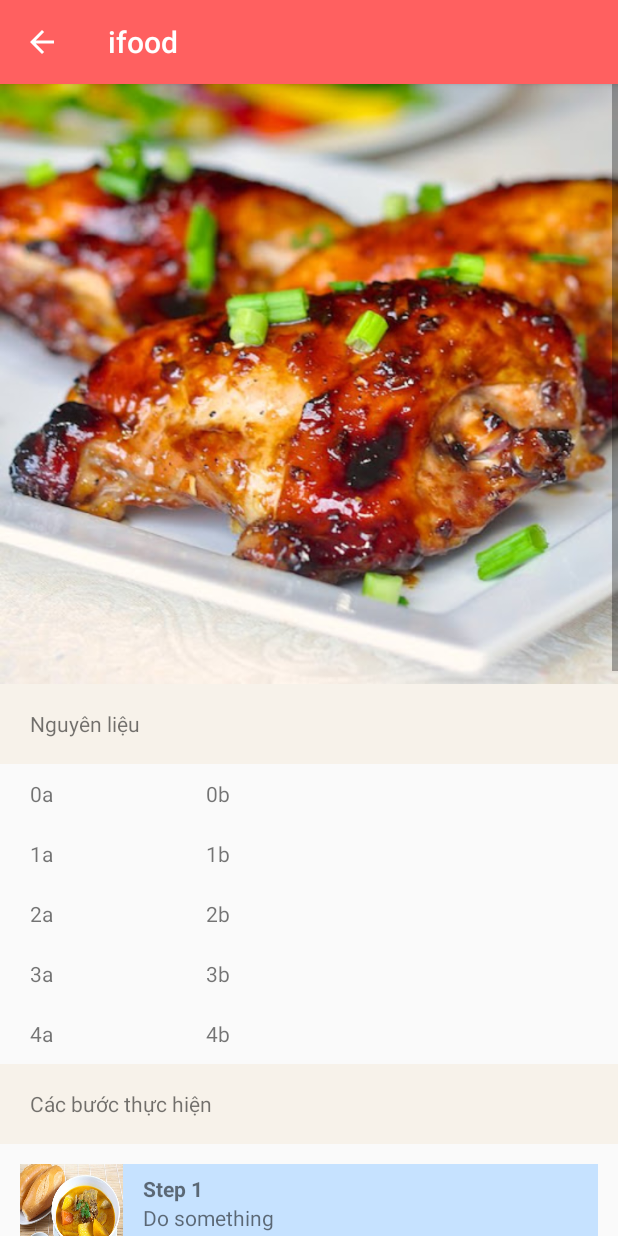
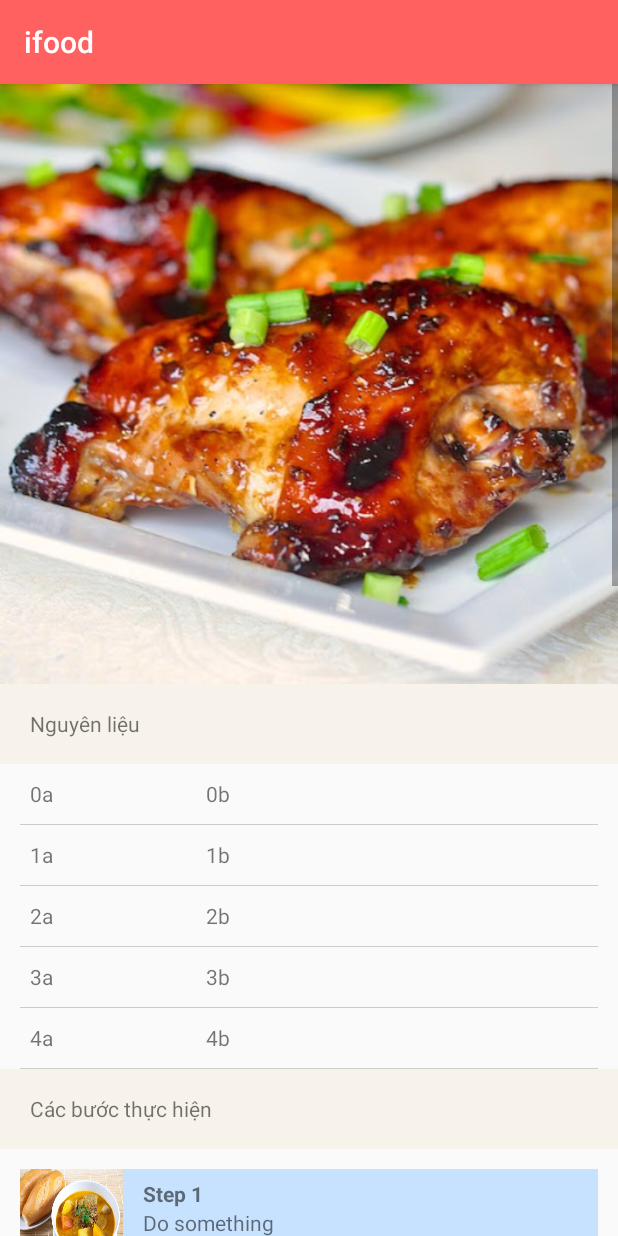
Before and after one commit to firepaperbird/project_iFood, an Android app: the mainMenuActivity screen opened directly, with no data from a screen before it, after a tap on "Honey Soy Chicken Breasts", on a phone screen of 412 x 824 dp. Run offline under Robolectric (Android 15) with nearby library versions, the light colour scheme and no system bars; 1 other tap on this screen came first.

Commit message:
Detail update

```diff
--- a/app/src/main/java/com/ifood/ifood/detailFoodActivity.java
+++ b/app/src/main/java/com/ifood/ifood/detailFoodActivity.java
@@ -3,19 +3,27 @@ package com.ifood.ifood;
 import android.content.Intent;
 import android.graphics.Color;
 import android.graphics.Typeface;
+import android.support.v4.content.res.ResourcesCompat;
+import android.support.v4.widget.NestedScrollView;
+import android.support.v4.widget.SlidingPaneLayout;
 import android.support.v7.app.AppCompatActivity;
 import android.os.Bundle;
 import android.view.Gravity;
-import android.view.MenuItem;
+import android.view.View;
 import android.view.ViewGroup;
 import android.widget.ArrayAdapter;
+import android.widget.FrameLayout;
 import android.widget.GridLayout;
+import android.widget.HorizontalScrollView;
 import android.widget.LinearLayout;
 import android.widget.ListView;
+import android.widget.ScrollView;
 import android.widget.TextView;
 
 import com.ifood.ifood.data.Dish;
+import com.ifood.ifood.ultil.MoveToDetailView;
 
+import java.io.Serializable;
 import java.util.ArrayList;
 import java.util.List;
 
@@ -29,25 +37,13 @@ public class detailFoodActivity extends AppCompatActivity {
         setContentView(R.layout.activity_detail_food);
 
         setDetail();
-
-        getSupportActionBar().setDisplayHomeAsUpEnabled(true);
-    }
-
-    @Override
-    public boolean onOptionsItemSelected(MenuItem item) {
-        switch (item.getItemId()) {
-            case android.R.id.home:
-                finish();
-                return true;
-            default:
-                return super.onOptionsItemSelected(item);
-        }
     }
 
     private void setDetail(){
         //Set image food
         Intent intent = getIntent();
-        Dish dish = (Dish)intent.getSerializableExtra("dish");
+        final Dish dish = (Dish)intent.getSerializableExtra("dish");
+        final List<Dish> dishList = (List<Dish>)intent.getSerializableExtra("listDish");
 
         TextView imgMain = findViewById(R.id.imgMain);
         imgMain.setBackgroundResource(dish.getImage());
@@ -84,15 +80,17 @@ public class detailFoodActivity extends AppCompatActivity {
             name.setGravity(Gravity.CENTER_VERTICAL);
 
             //border
-//            TextView border = new TextView(this);
-//            border.setLayoutParams(new LinearLayout.LayoutParams(ViewGroup.LayoutParams.FILL_PARENT, 1));
-//            border.setBackgroundColor(Color.LTGRAY);
+            TextView border = new TextView(this);
+            LinearLayout.LayoutParams llp = new LinearLayout.LayoutParams(ViewGroup.LayoutParams.FILL_PARENT, 1);
+            llp.setMargins(20,0,20,0);
+            border.setLayoutParams(llp);
+            border.setBackgroundColor(Color.LTGRAY);
 
             ingredient.addView(quantity,0);
             ingredient.addView(name,1);
-//            ingredient.addView(border,2);
 
             detail.addView(ingredient);
+            detail.addView(border);
         }
 
         //Recipe Title
@@ -141,5 +139,75 @@ public class detailFoodActivity extends AppCompatActivity {
 
             detail.addView(recipe);
         }
+
+        //Review Title
+        TextView reviewTitle = new TextView(this);
+        reviewTitle.setLayoutParams(new LinearLayout.LayoutParams(ViewGroup.LayoutParams.MATCH_PARENT, 80));
+        reviewTitle.setGravity(Gravity.CENTER_VERTICAL);
+        reviewTitle.setText("Review");
+        reviewTitle.setPadding(30,0,0,0);
+        reviewTitle.setBackgroundColor(Color.parseColor("#F7F2EA"));
+
+        //Related menu Title
+        TextView menuTitle = new TextView(this);
+        menuTitle.setLayoutParams(new LinearLayout.LayoutParams(ViewGroup.LayoutParams.MATCH_PARENT, 80));
+        menuTitle.setGravity(Gravity.CENTER_VERTICAL);
+        menuTitle.setText("Related");
+        menuTitle.setPadding(30,0,0,0);
+        menuTitle.setBackgroundColor(Color.parseColor("#F7F2EA"));
+
+        detail.addView(menuTitle);
+
+        //Related Menu
+        HorizontalScrollView container = new HorizontalScrollView(this);
+        container.setLayoutParams(new LinearLayout.LayoutParams(ViewGroup.LayoutParams.MATCH_PARENT, ViewGroup.LayoutParams.WRAP_CONTENT));
+
+        LinearLayout menu = new LinearLayout(this);
+        menu.setLayoutParams(new LinearLayout.LayoutParams(ViewGroup.LayoutParams.MATCH_PARENT, ViewGroup.LayoutParams.WRAP_CONTENT));
+        menu.setOrientation(LinearLayout.HORIZONTAL);
+        menu.setPadding(10,0,0,0);
+
+        for (final Dish dishItem:dishList) {
+            if(dish.getId().equals(dishItem.getId())){
+                continue;
+            }
+
+            FrameLayout item = new FrameLayout(this);
+            item.setLayoutParams(new FrameLayout.LayoutParams(300, 300));
+            item.setBackgroundResource(dishItem.getImage());
+
+            TextView itemName = new TextView(this);
+            itemName.setLayoutParams(new LinearLayout.LayoutParams(ViewGroup.LayoutParams.MATCH_PARENT, ViewGroup.LayoutParams.MATCH_PARENT));
+            itemName.setTextSize(15);
+            itemName.setTypeface(null,Typeface.BOLD);
+            itemName.setGravity(Gravity.BOTTOM);
+            itemName.setTextColor(Color.LTGRAY);
+            itemName.setPadding(25,0,25,25);
+            itemName.setText(dishItem.getTitle());
+
+            LinearLayout shadowLayout = new LinearLayout(this);
+            shadowLayout.setLayoutParams(new LinearLayout.LayoutParams(ViewGroup.LayoutParams.FILL_PARENT,
+                    ViewGroup.LayoutParams.MATCH_PARENT));
+            shadowLayout.setBackground(getResources().getDrawable(R.drawable.shadow));
+            shadowLayout.getBackground().setAlpha(200);
+
+            item.addView(shadowLayout);
+            item.addView(itemName);
+
+            item.setOnClickListener(new View.OnClickListener() {
+                @Override
+                public void onClick(View view) {
+                    MoveToDetailView move = new MoveToDetailView();
+                    move.moveToDetail(detailFoodActivity.this, detailFoodActivity.class, dishItem, dishList);
+                    overridePendingTransition(android.R.anim.fade_in, android.R.anim.fade_out);
+                }
+            });
+
+            menu.addView(item);
+        }
+
+        container.addView(menu);
+
+        detail.addView(container);
     }
 }
--- a/app/src/main/java/com/ifood/ifood/mainMenuActivity.java
+++ b/app/src/main/java/com/ifood/ifood/mainMenuActivity.java
@@ -25,7 +25,7 @@ import android.widget.RelativeLayout;
 import android.widget.TextView;
 
 import com.ifood.ifood.data.Dish;
-import com.ifood.ifood.ultil.BottomNavigationViewHelper;
+import com.ifood.ifood.ultil.MoveToDetailView;
 
 public class mainMenuActivity extends AppCompatActivity {
     private DrawerLayout drawerLayout;
@@ -245,9 +245,8 @@ public class mainMenuActivity extends AppCompatActivity {
             layout.setOnClickListener(new View.OnClickListener() {
                 @Override
                 public void onClick(View view) {
-                    Intent intent = new Intent(mainMenuActivity.this, detailFoodActivity.class);
-                    intent.putExtra("dish", dish);
-                    startActivity(intent);
+                    MoveToDetailView move = new MoveToDetailView();
+                    move.moveToDetail(mainMenuActivity.this,detailFoodActivity.class,dish,menu.getListDish());
                     overridePendingTransition(android.R.anim.fade_in, android.R.anim.fade_out);
                 }
             });
--- /dev/null
+++ b/app/src/main/java/com/ifood/ifood/ultil/MoveToDetailView.java
@@ -0,0 +1,20 @@
+package com.ifood.ifood.ultil;
+
+import android.content.Context;
+import android.content.Intent;
+
+import com.ifood.ifood.data.Dish;
+import com.ifood.ifood.detailFoodActivity;
+import com.ifood.ifood.mainMenuActivity;
+
+import java.io.Serializable;
+import java.util.List;
+
+public class MoveToDetailView {
+    public static void moveToDetail(Context source, Class destination, Dish dish, List<Dish> dishList){
+        Intent intent = new Intent(source, destination);
+        intent.putExtra("dish", dish);
+        intent.putExtra("listDish", (Serializable) dishList);
+        source.startActivity(intent);
+    }
+}
--- a/app/src/main/res/layout/activity_detail_food.xml
+++ b/app/src/main/res/layout/activity_detail_food.xml
@@ -4,6 +4,7 @@
     xmlns:tools="http://schemas.android.com/tools"
     android:layout_width="match_parent"
     android:layout_height="match_parent"
+    android:nestedScrollingEnabled="true"
     tools:context=".detailFoodActivity">
     <LinearLayout
         android:id="@+id/layout"
```
